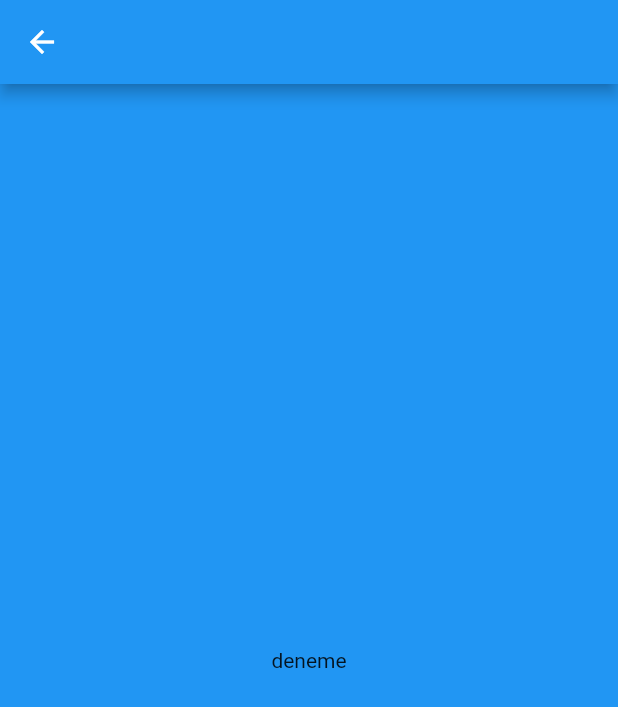
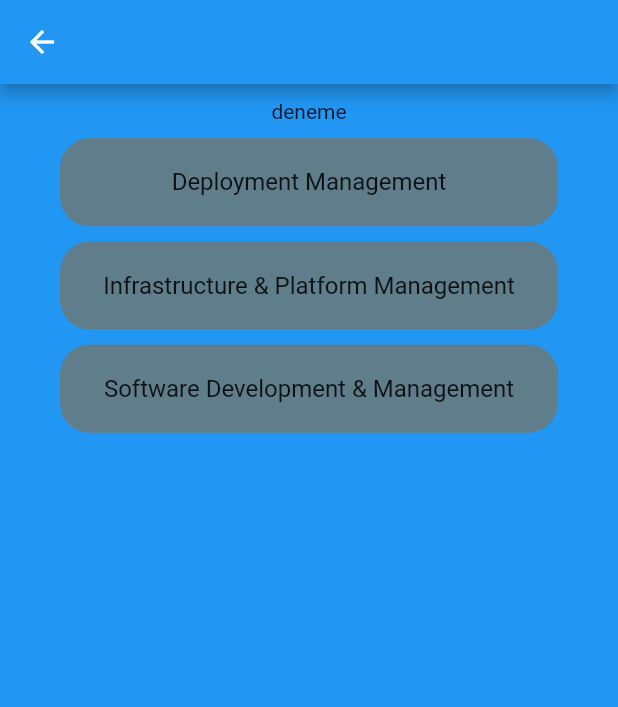
Before and after one commit to ElifEsen/ITMS-MobileApp-Project, a Flutter app: the technicalManagement screen opened directly, on a phone screen of 412 x 824 dp. Shown: the top 707 px of the screen. Run offline on Flutter 3.47's test engine with Material 2 defaults, Android fonts, the light colour scheme and no system bars.

Commit message:
Update technicalManagementPractices

```diff
--- a/itms_project/lib/Processes/technical.dart
+++ b/itms_project/lib/Processes/technical.dart
@@ -1,4 +1,7 @@
 import 'package:flutter/material.dart';
+import 'package:itms_project/Processes/technicalManagement/deploymentManagement.dart';
+import 'package:itms_project/Processes/technicalManagement/infrastructureAndPlatformManagement.dart';
+import 'package:itms_project/Processes/technicalManagement/softwareDevAndManagement.dart';
 
 class technicalManagement extends StatelessWidget {
   @override
@@ -8,14 +11,89 @@ class technicalManagement extends StatelessWidget {
         backgroundColor: Colors.blue,
       ),
       backgroundColor: Colors.blue,
-      body: Center(
-        child: Container(
+      body: ListView(children: <Widget>[
+        Container(
           child: Column(
-            mainAxisAlignment: MainAxisAlignment.center,
-            children: <Widget>[Text("deneme")],
+            children: <Widget>[
+              SizedBox(
+                height: 10.0,
+              ),
+              Text(
+                "deneme",
+              ),
+              SizedBox(
+                height: 10.0,
+              ),
+              InkWell(
+                  onTap: () {
+                    Navigator.push(
+                        context,
+                        MaterialPageRoute(
+                            builder: (BuildContext context) =>
+                                deploymentManagement()));
+                  },
+                  child: Container(
+                      alignment: Alignment.center,
+                      width: MediaQuery.of(context).size.width - 80.0,
+                      height: MediaQuery.of(context).size.height / 14,
+                      decoration: BoxDecoration(
+                        color: Colors.blueGrey,
+                        borderRadius: BorderRadiusDirectional.circular(20.0),
+                      ),
+                      child: Text(
+                        "Deployment Management",
+                        style: TextStyle(fontSize: 16.0),
+                      ))),
+              SizedBox(
+                height: 10.0,
+              ),
+              InkWell(
+                  onTap: () {
+                    Navigator.push(
+                        context,
+                        MaterialPageRoute(
+                            builder: (BuildContext context) =>
+                                infrastructureAndPlatformManagement()));
+                  },
+                  child: Container(
+                      alignment: Alignment.center,
+                      width: MediaQuery.of(context).size.width - 80.0,
+                      height: MediaQuery.of(context).size.height / 14,
+                      decoration: BoxDecoration(
+                        color: Colors.blueGrey,
+                        borderRadius: BorderRadiusDirectional.circular(20.0),
+                      ),
+                      child: Text(
+                        "Infrastructure & Platform Management",
+                        style: TextStyle(fontSize: 16.0),
+                      ))),
+              SizedBox(
+                height: 10.0,
+              ),
+              InkWell(
+                  onTap: () {
+                    Navigator.push(
+                        context,
+                        MaterialPageRoute(
+                            builder: (BuildContext context) =>
+                                softwareDevelopmentAndManagement()));
+                  },
+                  child: Container(
+                      alignment: Alignment.center,
+                      width: MediaQuery.of(context).size.width - 80.0,
+                      height: MediaQuery.of(context).size.height / 14,
+                      decoration: BoxDecoration(
+                        color: Colors.blueGrey,
+                        borderRadius: BorderRadiusDirectional.circular(20.0),
+                      ),
+                      child: Text(
+                        "Software Development & Management",
+                        style: TextStyle(fontSize: 16.0),
+                      ))),
+            ],
           ),
         ),
-      ),
+      ]),
     );
   }
 }
```
Also changed, not shown: itms_project/lib/Processes/technicalManagement/deploymentManagement.dart (added, +20 -0 lines), itms_project/lib/Processes/technicalManagement/infrastructureAndPlatformManagement.dart (added, +20 -0 lines), itms_project/lib/Processes/technicalManagement/softwareDevAndManagement.dart (added, +20 -0 lines).
